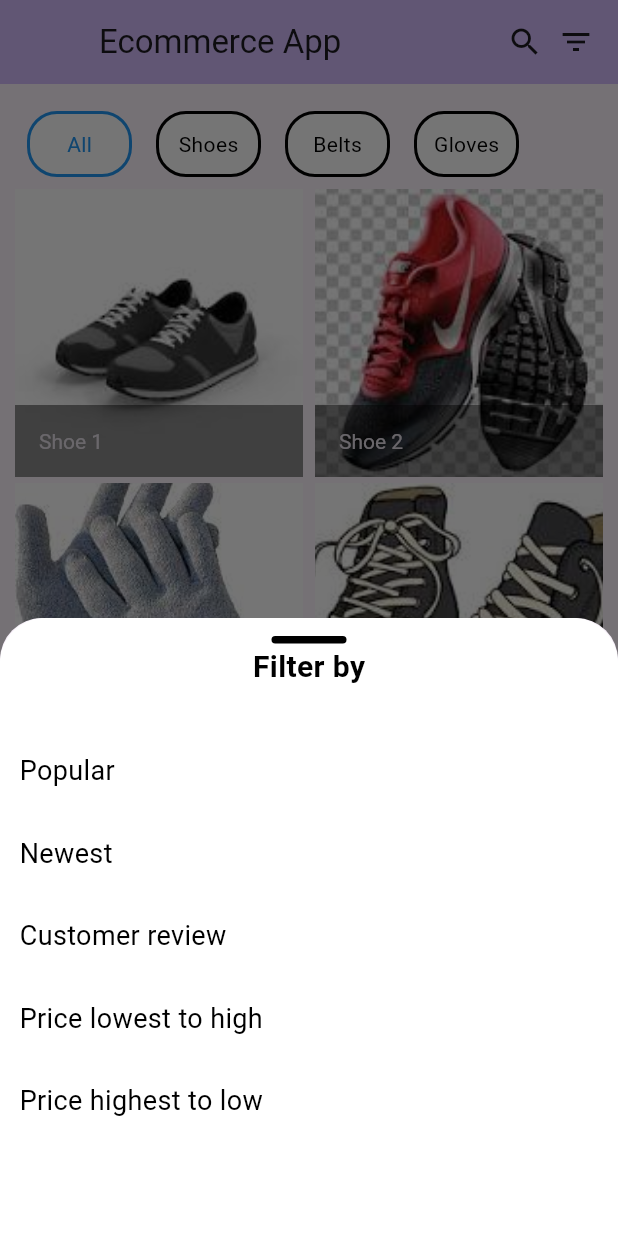
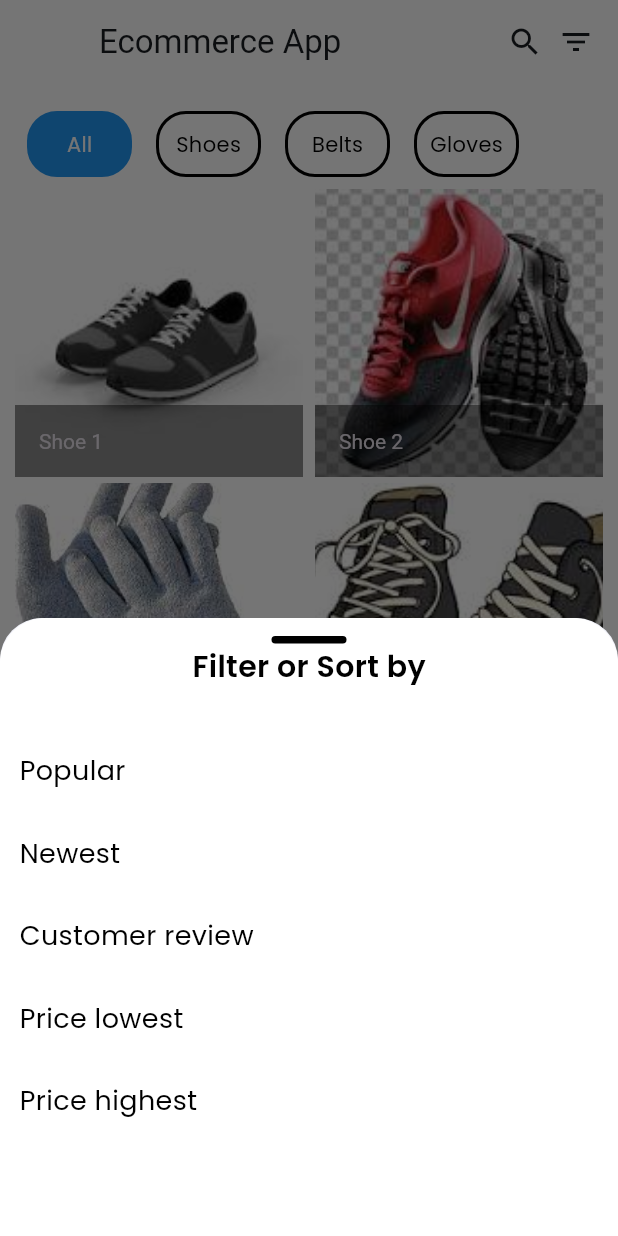
Before and after one commit to Kemyikpe/LOH-ecommerce-app, a Flutter app: the screen it shows after launch, after a tap on the "filter list" icon, on a phone screen of 412 x 824 dp. Run offline on Flutter 3.47's test engine with Material 3 defaults, Android fonts, the phone set to English and light mode, and no system bars; our stand-ins replace get_it, google_fonts; Roboto replaces fonts that are missing (Circular Std).

Commit message:
Implement items filtering or sorting

```diff
--- /dev/null
+++ b/lib/enum/filter_criteria.dart
@@ -0,0 +1,8 @@
+enum FilterCriteria {
+  title,
+  popularity,
+  newest,
+  review,
+  lowPrice,
+  highPrice,
+}
--- /dev/null
+++ b/lib/enum/view_state.dart
@@ -0,0 +1 @@
+enum ViewState { idle, loading, success, error }
--- a/lib/main.dart
+++ b/lib/main.dart
@@ -1,7 +1,13 @@
 import 'package:flutter/material.dart';
+import 'package:loh_ecommerce_app/routes/locator.dart';
+import 'package:loh_ecommerce_app/routes/routes.dart';
+import 'package:loh_ecommerce_app/services/navigation_service.dart';
 import 'package:loh_ecommerce_app/views/home_page.dart';
 
 void main() {
+  ///setup dependency injector
+  dependenciesInjectorSetup();
+
   runApp(const MyApp());
 }
 
@@ -12,11 +18,19 @@ class MyApp extends StatelessWidget {
     return MaterialApp(
       debugShowCheckedModeBanner: false,
       title: 'Ecommerce App',
+      navigatorKey: getIt<NavigationService>().navigatorKey,
       theme: ThemeData(
-        colorScheme: ColorScheme.fromSeed(seedColor: Colors.deepPurple),
+        colorScheme: ColorScheme.fromSeed(
+            seedColor: Colors.blue,
+            primary: Colors.white,
+            inversePrimary: Colors.white
+        ),
         useMaterial3: true,
+        scaffoldBackgroundColor: Colors.white,
+        primaryColor: Colors.white
       ),
       home: const AppHomePage(),
+      onGenerateRoute: AppRouter.generateRoute,
     );
   }
 }
--- /dev/null
+++ b/lib/routes/locator.dart
@@ -0,0 +1,19 @@
+import 'package:flutter/material.dart';
+import 'package:get_it/get_it.dart';
+import 'package:loh_ecommerce_app/views/view_model/app_view_model.dart';
+
+import '../services/navigation_service.dart';
+
+GetIt getIt = GetIt.I;
+
+dependenciesInjectorSetup() async {
+  ///initialize WidgetsFlutterBinding
+  WidgetsFlutterBinding.ensureInitialized();
+
+  ///View Model
+  getIt.registerFactory<AppViewModel>(() => AppViewModel());
+
+  /// Services
+  getIt.registerLazySingleton<NavigationService>(() => NavigationService());
+
+}
--- /dev/null
+++ b/lib/routes/routes.dart
@@ -0,0 +1,36 @@
+import 'package:flutter/material.dart';
+import 'package:loh_ecommerce_app/views/home_page.dart';
+
+import '../views/components/route_error_page.dart';
+
+class AppRoutes {
+  static const home = '/home';
+  static const details = '/details';
+}
+
+class AppRouter {
+  static Route<dynamic> generateRoute(RouteSettings settings) {
+    // E.g Navigator.of(context).pushNamed(AppRoutes.theScreenYouAreGoingTo);
+    switch (settings.name) {
+      case AppRoutes.home:
+        return MaterialPageRoute<dynamic>(
+          builder: (_) => const AppHomePage(),
+          settings: settings,
+          fullscreenDialog: true,
+        );
+      // case AppRoutes.details:
+      //   return MaterialPageRoute<dynamic>(
+      //     builder: (_) => const DetailsScreen(),
+      //     settings: settings,
+      //     fullscreenDialog: true,
+      //   );
+
+      default:
+        return MaterialPageRoute<dynamic>(
+          builder: (_) => const ErrorPage(),
+          settings: settings,
+          fullscreenDialog: true,
+        );
+    }
+  }
+}
--- a/lib/views/chip_item.dart
+++ b/lib/views/chip_item.dart
@@ -1,4 +1,5 @@
 import 'package:flutter/material.dart';
+import 'package:google_fonts/google_fonts.dart';
 
 class ChipItem extends StatelessWidget {
   const ChipItem(
@@ -25,7 +26,7 @@ class ChipItem extends StatelessWidget {
         width: 70,
         height: 40,
         decoration: BoxDecoration(
-          color: hasFocus ? Colors.yellow : Colors.white,
+          color: hasFocus ? Colors.blue : Colors.white,
           border: Border.all(
             color: current == index ? Colors.blue : Colors.black,
             width: 2,
@@ -35,8 +36,8 @@ class ChipItem extends StatelessWidget {
         child: Center(
           child: Text(
             title,
-            style: TextStyle(
-              color: current == index ? Colors.blue : Colors.black,
+            style: GoogleFonts.poppins(
+              color: current == index ? Colors.white : Colors.black,
             ),
           ),
         ),
--- /dev/null
+++ b/lib/views/components/tab_chips_view.dart
@@ -0,0 +1,39 @@
+import 'package:flutter/material.dart';
+
+import '../../models/list_items.dart';
+import '../chip_item.dart';
+
+class TabChipsView extends StatelessWidget {
+  final TabController tabController;
+  final int currentTab;
+  final Function(int) onTabSelected;
+
+  const TabChipsView({
+    Key? key,
+    required this.tabController,
+    required this.currentTab,
+    required this.onTabSelected,
+  }) : super(key: key);
+
+  @override
+  Widget build(BuildContext context) {
+    return SizedBox(
+      height: 60,
+      width: double.infinity,
+      child: ListView.builder(
+        physics: const BouncingScrollPhysics(),
+        itemCount: tabItems.keys.length,
+        scrollDirection: Axis.horizontal,
+        itemBuilder: (ctx, index) {
+          return ChipItem(
+            title: tabItems.keys.elementAt(index),
+            hasFocus: currentTab == index,
+            current: currentTab,
+            index: index,
+            onTap: () => onTabSelected(index),
+          );
+        },
+      ),
+    );
+  }
+}
--- /dev/null
+++ b/lib/views/components/tab_content_view.dart
@@ -0,0 +1,46 @@
+import 'package:flutter/material.dart';
+
+import '../../models/list_item.dart';
+import '../../models/list_items.dart';
+
+class TabContentView extends StatelessWidget {
+  final String tabName;
+  final bool criteriaSelected;
+  final Map<String, List<ListItem>> filteredTabItems;
+
+  const TabContentView({
+    Key? key,
+    required this.tabName,
+    required this.criteriaSelected,
+    required this.filteredTabItems,
+  }) : super(key: key);
+
+  @override
+  Widget build(BuildContext context) {
+    List<ListItem> itemsToShow = criteriaSelected && filteredTabItems.containsKey(tabName)
+        ? filteredTabItems[tabName]!
+        : tabItems[tabName] ?? [];
+
+    return GridView.builder(
+      gridDelegate: const SliverGridDelegateWithFixedCrossAxisCount(
+        crossAxisCount: 2,
+        crossAxisSpacing: 8.0,
+        mainAxisSpacing: 4.0,
+      ),
+      itemCount: itemsToShow.length,
+      itemBuilder: (context, index) {
+        final item = itemsToShow[index];
+        return GridTile(
+          footer: GridTileBar(
+            backgroundColor: Colors.black45,
+            title: Text(item.title),
+          ),
+          child: Image.asset(
+            item.imagePath,
+            fit: BoxFit.cover,
+          ),
+        );
+      },
+    );
+  }
+}
--- a/lib/views/filter_view.dart
+++ b/lib/views/filter_bottom_sheet_view.dart
@@ -1,5 +1,7 @@
 import 'package:flutter/material.dart';
+import 'package:google_fonts/google_fonts.dart';
 
+import '../enum/filter_criteria.dart';
 import 'filter_item.dart';
 
 class FilterBottomSheet extends StatelessWidget {
@@ -33,12 +35,11 @@ class FilterBottomSheet extends StatelessWidget {
             ),
           ),
           const SizedBox(height: 1.0,),
-          const Text(
-            'Filter by',
-            style: TextStyle(
+          Text(
+            'Filter or Sort by',
+            style: GoogleFonts.poppins(
               color:Colors.black,
               fontSize: 20,
-              fontFamily: 'Circular Std',
               fontWeight: FontWeight.w600,
             ),
           ),
@@ -46,31 +47,31 @@ class FilterBottomSheet extends StatelessWidget {
           FilterItem(
               title: "Popular",
               onTap: (){
-                Navigator.pop(context);
+                Navigator.pop(context, FilterCriteria.popularity);
               }
           ),
           FilterItem(
               title: "Newest",
               onTap: (){
-                Navigator.pop(context);
+                Navigator.pop(context, FilterCriteria.newest);
               }
           ),
           FilterItem(
               title: "Customer review",
               onTap: (){
-                Navigator.pop(context);
+                Navigator.pop(context, FilterCriteria.review);
               }
           ),
           FilterItem(
-              title: "Price lowest to high",
+              title: "Price lowest",
               onTap: (){
-                Navigator.pop(context);
+                Navigator.pop(context, FilterCriteria.lowPrice);
               }
           ),
           FilterItem(
-              title: "Price highest to low",
+              title: "Price highest",
               onTap: (){
-                Navigator.pop(context);
+                Navigator.pop(context, FilterCriteria.highPrice);
               }
           ),
         ],
--- a/lib/views/filter_item.dart
+++ b/lib/views/filter_item.dart
@@ -1,4 +1,5 @@
 import 'package:flutter/material.dart';
+import 'package:google_fonts/google_fonts.dart';
 
 class FilterItem extends StatefulWidget {
   const FilterItem({
@@ -15,7 +16,7 @@ class FilterItem extends StatefulWidget {
   final Function() onTap;
 
   @override
-  _FilterItemState createState() => _FilterItemState();
+  State<FilterItem> createState() => _FilterItemState();
 }
 
 class _FilterItemState extends State<FilterItem> {
@@ -42,12 +43,11 @@ class _FilterItemState extends State<FilterItem> {
                 children: [
                   Text(
                     widget.title,
-                    style: TextStyle(
+                    style: GoogleFonts.poppins(
                       color: isFocused
                           ? widget.focusColor ?? Colors.red
                           : widget.textColor ?? Colors.black,
                       fontSize: 18,
-                      fontFamily: 'Circular Std',
                       fontWeight: FontWeight.w400,
                     ),
                   ),
--- a/lib/views/home_page.dart
+++ b/lib/views/home_page.dart
@@ -1,9 +1,11 @@
 import 'package:flutter/material.dart';
-import 'package:loh_ecommerce_app/models/list_item.dart';
+import 'package:loh_ecommerce_app/views/components/tab_chips_view.dart';
+import 'package:loh_ecommerce_app/views/components/tab_content_view.dart';
+import 'package:loh_ecommerce_app/views/view_model/app_view_model.dart';
+import 'package:loh_ecommerce_app/views/view_model/base_view.dart';
 
 import '../models/list_items.dart';
-import 'chip_item.dart';
-import 'filter_view.dart';
+import 'filter_bottom_sheet_view.dart';
 
 class AppHomePage extends StatefulWidget {
   const AppHomePage({super.key});
@@ -28,9 +30,9 @@ class _AppHomePageState extends State<AppHomePage>
     _tabController?.animation?.addListener(() {
       if (!mounted) return;
       final int? tabIndex = _tabController?.animation?.value.round();
-      if (tabIndex != current) {
+      if (tabIndex != null && tabIndex != current) {
         setState(() {
-          current = tabIndex!;
+          current = tabIndex;
         });
       }
     });
@@ -44,7 +46,9 @@ class _AppHomePageState extends State<AppHomePage>
 
   @override
   Widget build(BuildContext context) {
-    return Scaffold(
+    return BaseView<AppViewModel>(
+        onModelReady: (model) {},
+        builder: (context, model, child) => Scaffold(
               appBar: AppBar(
                 backgroundColor: Theme.of(context).colorScheme.inversePrimary,
                 title: Row(
@@ -66,7 +70,14 @@ class _AppHomePageState extends State<AppHomePage>
                           builder: (BuildContext context) {
                             return const FilterBottomSheet();
                           },
-                );
+                        ).then((selectedFilter) {
+                          if (selectedFilter != null) {
+                            final String currentTab =
+                                tabItems.keys.elementAt(current);
+                            model.applyFilter(
+                                selectedFilter, currentTab, tabItems);
+                          }
+                        });
                       },
                       child: const Icon(Icons.filter_list),
                     )
@@ -79,69 +90,47 @@ class _AppHomePageState extends State<AppHomePage>
                 height: double.infinity,
                 child: Column(
                   children: [
-            SizedBox(
-              height: 60,
-              width: double.infinity,
-              child: ListView.builder(
-                physics: const BouncingScrollPhysics(),
-                itemCount: tabItems.keys.length,
-                scrollDirection: Axis.horizontal,
-                itemBuilder: (ctx, index) {
-                  return ChipItem(
-                    title: tabItems.keys.elementAt(index),
-                    hasFocus: hasFocus,
-                    current: current,
-                    index: index,
-                    onTap: () {
+                    TabChipsView(
+                      tabController: _tabController!,
+                      currentTab: current,
+                      onTabSelected: (index) {
                         setState(() {
                           current = index;
                         });
                         _tabController?.animateTo(index);
-                  },  );
                       },
-              ),
                     ),
                     Expanded(
                       child: TabBarView(
                         controller: _tabController,
                         children: tabItems.keys.map((tabName) {
-                  return _buildTabContent(tabName);
+                          return TabContentView(
+                              tabName: tabName,
+                              criteriaSelected: model.criteriaSelected,
+                              filteredTabItems: model.filteredTabItems,
+                          );
                         }).toList(),
                       ),
                     )
                   ],
                 ),
               ),
-    );
-  }
-
-  Widget _buildTabContent(String tabName) {
-
-    List<ListItem> items = tabItems[tabName] ?? [];
-
-    return GridView.builder(
-      gridDelegate:
-      const SliverGridDelegateWithFixedCrossAxisCount(
-        crossAxisCount: 2,
-        crossAxisSpacing: 8.0,
-        mainAxisSpacing: 4.0,
+              floatingActionButton: Visibility(
+                visible: model.criteriaSelected == true,
+                child: FloatingActionButton(
+                  elevation: 8,
+                  onPressed: () {
+                    model.clearFilter();
+                  },
+                  backgroundColor: Colors.blue,
+                  child: const Text(
+                    'Clear Filter',
+                    textAlign: TextAlign.center,
+                    style: TextStyle(fontSize: 16.0, color: Colors.white),
                   ),
-      itemCount: items.length,
-      itemBuilder: (context, index) {
-        final item = items[index];
-
-        return GridTile(
-          footer: GridTileBar(
-            backgroundColor: Colors.black45,
-            title: Text(item.title),
                 ),
-          child: Image.asset(
-            item.imagePath,
-            fit: BoxFit.cover,
               ),
-        );
-      },
-    );
+            ));
   }
 
 }
--- /dev/null
+++ b/lib/views/view_model/app_view_model.dart
@@ -0,0 +1,72 @@
+import 'package:loh_ecommerce_app/views/view_model/base_view_model.dart';
+
+import '../../enum/filter_criteria.dart';
+import '../../enum/view_state.dart';
+import '../../models/list_item.dart';
+
+class AppViewModel extends BaseViewModel {
+  String errorMessage = "";
+  ViewState _state = ViewState.idle;
+  FilterCriteria? currentFilterCriteria;
+  Map<String, List<ListItem>> filteredTabItems = {};
+  bool criteriaSelected = false;
+
+  @override
+  ViewState get viewState => _state;
+
+  void setViewState(ViewState state) {
+    _state = state;
+    notifyListeners();
+  }
+
+  void setError(String error) {
+    errorMessage = error;
+    notifyListeners();
+  }
+
+  void applyFilter(FilterCriteria criteria, String currentTab, Map<String, List<ListItem>> tabItems) {
+    criteriaSelected = true;
+    currentFilterCriteria = criteria;
+    // String currentTab = tabItems.keys.elementAt(current);
+
+    // Filter or sort the items for the current tab
+    List<ListItem> currentTabItems = List.from(tabItems[currentTab] ?? []);
+
+    // Apply sorting/filtering logic based on criteria
+    switch (criteria) {
+      case FilterCriteria.popularity:
+        currentTabItems.sort((a, b) => a.popularity.compareTo(b.popularity));
+        break;
+      case FilterCriteria.newest:
+        currentTabItems.sort((a, b) => a.newest.compareTo(b.newest));
+        break;
+      case FilterCriteria.review:
+        currentTabItems.sort((a, b) => a.review.compareTo(b.review));
+        break;
+      case FilterCriteria.lowPrice:
+        currentTabItems.sort((a, b) => a.price.compareTo(b.price));
+        break;
+      case FilterCriteria.highPrice:
+        currentTabItems.sort((a, b) => a.price.compareTo(b.price));
+        break;
+      default:
+        clearFilter();
+        break;
+    }
+
+    // Store the filtered list in the map if criteria is selected
+    if (criteriaSelected) {
+      filteredTabItems[currentTab] = currentTabItems;
+    }
+
+    notifyListeners();
+  }
+
+  void clearFilter() {
+    criteriaSelected = false;
+    currentFilterCriteria = null;
+    filteredTabItems.clear();
+    notifyListeners();
+  }
+
+}
--- /dev/null
+++ b/lib/views/view_model/base_view.dart
@@ -0,0 +1,42 @@
+import 'package:flutter/material.dart';
+import 'package:provider/provider.dart';
+
+import '../../routes/locator.dart';
+import 'base_view_model.dart';
+
+class BaseView<T extends BaseViewModel> extends StatefulWidget {
+  final Widget Function(BuildContext context, T model, Widget? child)? builder;
+  final Function(T)? onModelReady;
+  const BaseView({Key? key, this.builder, this.onModelReady}) : super(key: key);
+
+  @override
+  State<StatefulWidget> createState() => _BaseViewState<T>();
+}
+
+class _BaseViewState<T extends BaseViewModel> extends State<BaseView<T>> {
+  late T model;
+  // T model = getIt<T>();
+
+  @override
+  void initState() {
+    super.initState();
+
+    model = getIt<T>();
+
+    if (widget.onModelReady != null) {
+      Future.delayed(Duration.zero, () {
+      widget.onModelReady!(model);
+      });
+    }
+  }
+
+  @override
+  Widget build(BuildContext context) {
+    return ChangeNotifierProvider<T>(
+      create: (_) => model,
+      child: Consumer<T>(
+        builder: widget.builder!,
+      ),
+    );
+  }
+}
--- /dev/null
+++ b/lib/views/view_model/base_view_model.dart
@@ -0,0 +1,16 @@
+import 'package:flutter/material.dart';
+
+import '../../enum/view_state.dart';
+import '../../routes/locator.dart';
+import '../../services/navigation_service.dart';
+
+class BaseViewModel extends ChangeNotifier {
+  ViewState _viewState = ViewState.idle;
+  NavigationService navigationService = getIt<NavigationService>();
+  ViewState get viewState => _viewState;
+
+  set viewState(ViewState newViewState){
+    _viewState = newViewState;
+    notifyListeners();
+  }
+}
--- a/pubspec.yaml
+++ b/pubspec.yaml
@@ -19,6 +19,9 @@ dependencies:
     sdk: flutter
 
   cupertino_icons: ^1.0.2
+  provider: ^6.1.1
+  get_it: ^7.6.4
+  google_fonts: ^6.1.0
 
 dev_dependencies:
   flutter_test:
```
Also changed, not shown: lib/services/navigation_service.dart (added, +24 -0 lines), lib/views/components/route_error_page.dart (added, +22 -0 lines), pubspec.lock, 5 other files. Lines whose indentation alone changed are shown as unchanged.
